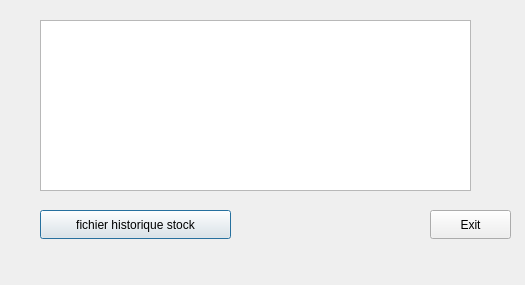
First picture: the form in historiquevaccindialog.ui, repository ProjetCPP-S2-2A15/projetcpp2a15-vaccicare, before the edit.
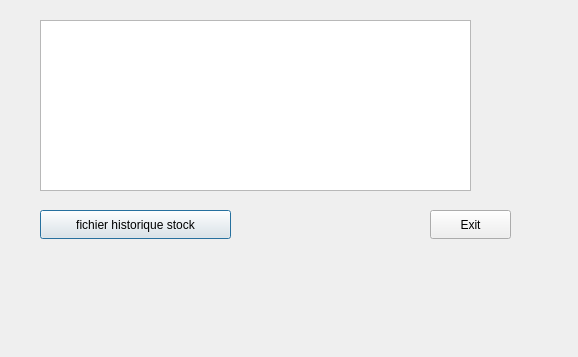
Second picture: the form after the edit.

The edit to the form file:
```diff
--- a/historiquevaccindialog.ui
+++ b/historiquevaccindialog.ui
@@ -6,8 +6,8 @@
    <rect>
     <x>0</x>
     <y>0</y>
-    <width>525</width>
-    <height>285</height>
+    <width>578</width>
+    <height>357</height>
    </rect>
   </property>
   <property name="windowTitle">
```
